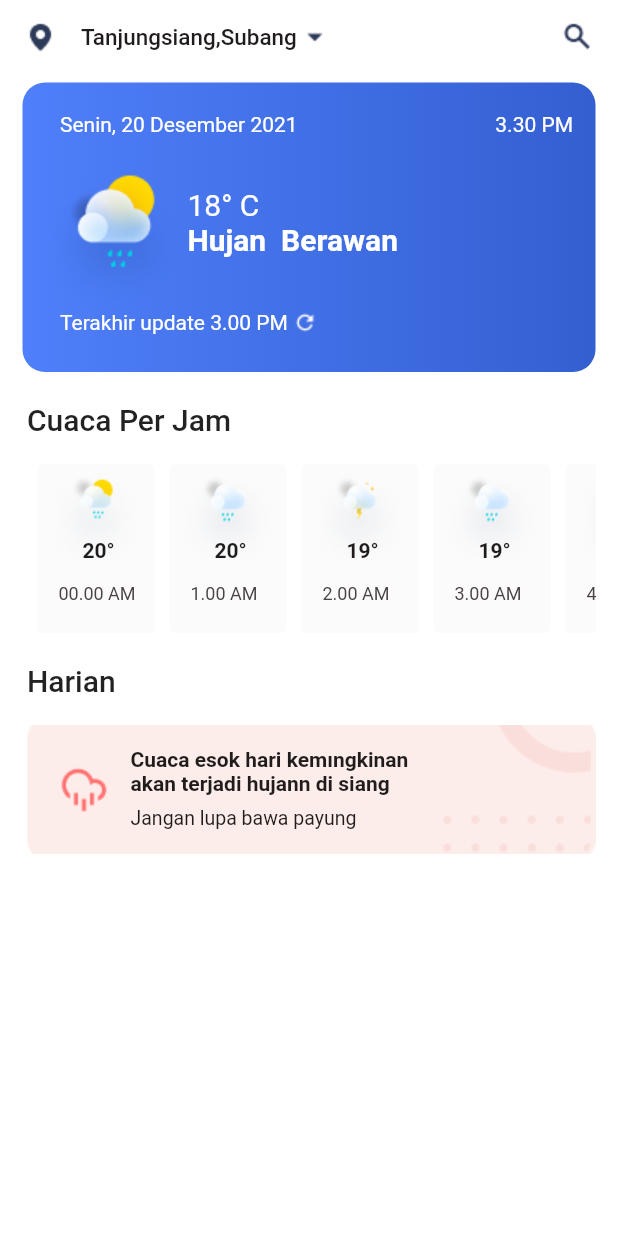
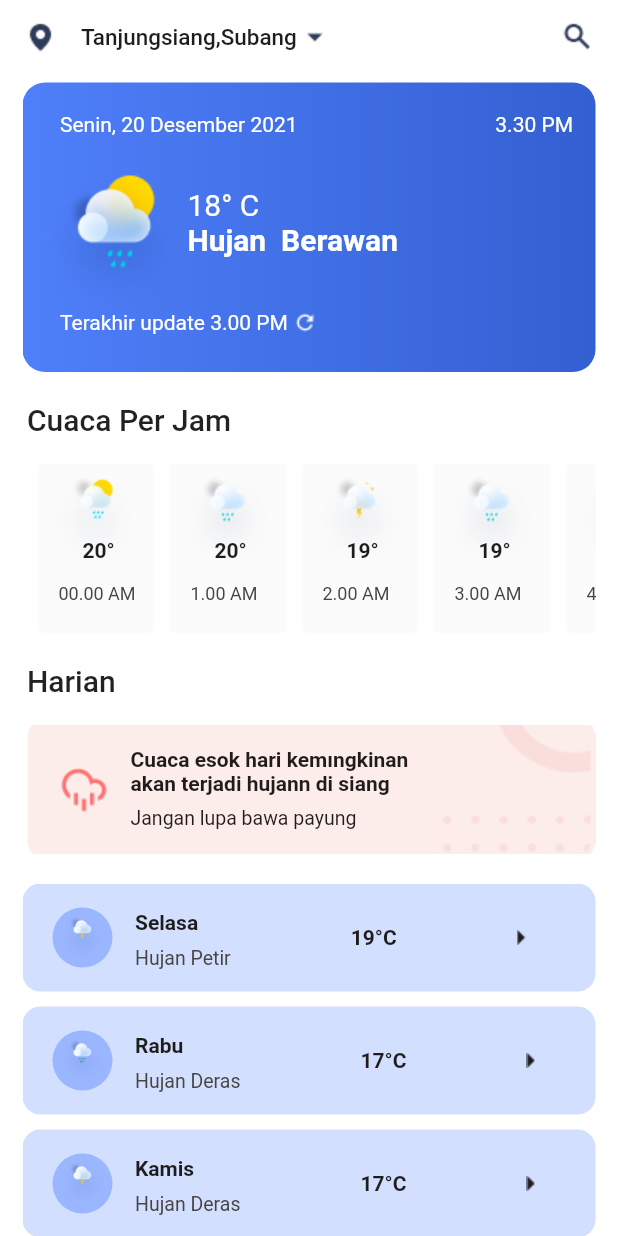
Before and after one commit to imransaglam/weather_app, a Flutter app: the screen it shows after launch, on a phone screen of 412 x 824 dp. Run offline on Flutter 3.47's test engine with Material 2 defaults, Android fonts, the phone set to English and light mode, and no system bars.

Commit message:
second commit

```diff
--- a/lib/pages/homescreen.dart
+++ b/lib/pages/homescreen.dart
@@ -3,6 +3,7 @@ import 'package:flutter/src/widgets/container.dart';
 import 'package:flutter/src/widgets/framework.dart';
 import 'package:weather/widgets/homescree_desc_text2.dart';
 import 'package:weather/widgets/homescreen_appbar.dart';
+import 'package:weather/widgets/homescreen_card_items.dart';
 import 'package:weather/widgets/homescreen_desc_card.dart';
 import 'package:weather/widgets/homescreen_desc_text.dart';
 import 'package:weather/widgets/homescreen_description.dart';
@@ -94,6 +95,26 @@ class _HomeScreenState extends State<HomeScreen> {
     "10.00 PM",
     "11.00 PM",
   ];
+  List<String> weatherImages=[
+    "assets/images/Rain_storm.png",
+    "assets/images/rainy2.png",
+    "assets/images/Rain_storm.png",
+  ];
+   List<String> weatherCities=[
+    "Selasa",
+    "Rabu",
+    "Kamis",
+  ];
+   List<String> cities=[
+    "Hujan Petir",
+    "Hujan Deras",
+    "Hujan Deras",
+  ];
+   List<String> numbers=[
+    "19",
+    "17",
+    "17",
+  ];
   @override
   Widget build(BuildContext context) {
     return Scaffold(
@@ -121,7 +142,21 @@ class _HomeScreenState extends State<HomeScreen> {
                   })),
                 ),
                 HomeText2(),
-                DescriptionCard()
+                DescriptionCard(),
+                Padding(
+                  padding: const EdgeInsets.only(top: 20),
+                  child: Container(
+                    width: double.infinity,
+                    height: 240,
+                    child: ListView.builder(
+                      itemCount: weatherImages.length,
+                      scrollDirection: Axis.vertical,
+                      itemBuilder: ((context, index) {
+                      return CardItems(weatherImage: weatherImages[index], weatherCity: weatherCities[index], city: cities[index], number: numbers[index]);
+                    })),
+
+                  ),
+                )
 
               ],
             ),
--- /dev/null
+++ b/lib/widgets/homescreen_card_items.dart
@@ -0,0 +1,71 @@
+import 'package:flutter/cupertino.dart';
+import 'package:flutter/material.dart';
+import 'package:flutter/src/widgets/container.dart';
+import 'package:flutter/src/widgets/framework.dart';
+
+class CardItems extends StatefulWidget {
+   final String weatherImage;
+  final  String weatherCity;
+  final  String city;
+  final  String number;
+  const CardItems({super.key, required this.weatherImage, required this.weatherCity, required this.city, required this.number});
+
+  @override
+  State<CardItems> createState() => _CardItemsState();
+}
+
+class _CardItemsState extends State<CardItems> {
+  @override
+  Widget build(BuildContext context) {
+    return Padding(
+      padding: const EdgeInsets.only(bottom:10,),
+      child: Container(
+        width: double.infinity,
+        height: 72,
+        decoration: BoxDecoration(
+          borderRadius: BorderRadius.circular(12),
+          color: Color(0xffD2DFFF),
+        ),
+        child: Row(
+
+          children: [
+            Padding(
+              padding: const EdgeInsets.only(left: 20),
+              child: Container(
+                alignment: Alignment.center,
+                width: 40,
+                height: 40,
+                decoration: BoxDecoration(
+                  borderRadius: BorderRadius.circular(20),
+                  color: Color(0xff9AB6FF)
+                ),
+                child: Image.asset(widget.weatherImage,)),
+            ),
+              Column(
+                crossAxisAlignment: CrossAxisAlignment.start,
+                children: [
+                  Padding(
+                    padding: const EdgeInsets.only(top:18,left: 15),
+                    child: Text(widget.weatherCity,style: TextStyle(color:Color(0xff201C1C),fontSize: 14,fontWeight: FontWeight.w600),),
+                  ),
+                  Padding(
+                    padding: const EdgeInsets.only(left: 15,top: 8),
+                    child: Text(widget.city,style: TextStyle(color:Color(0xff494343),fontSize: 13,fontWeight: FontWeight.w400),),
+                  )
+                ],
+              ),
+              Padding(
+                padding: const EdgeInsets.only(left: 80),
+                child: Text(widget.number+"°C",style: TextStyle(color:Color(0xff201C1C),fontSize: 14,fontWeight: FontWeight.w600),),
+              ),
+              Padding(
+                padding: const EdgeInsets.only(left: 80),
+                child: Image.asset("assets/images/coolicon.png"),
+              )
+
+          ],
+        ),
+      ),
+    );
+  }
+}
```
Also changed, not shown: assets/images/Group48.png (added), assets/images/Group49.png (added), assets/images/Rain_storm.png (added), assets/images/coolicon.png (added), assets/images/rainy2.png (added).
